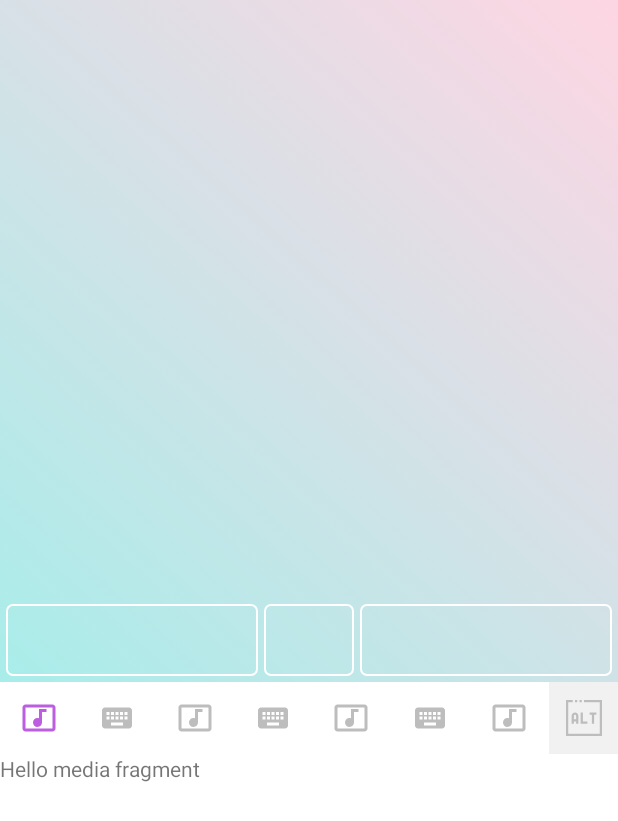
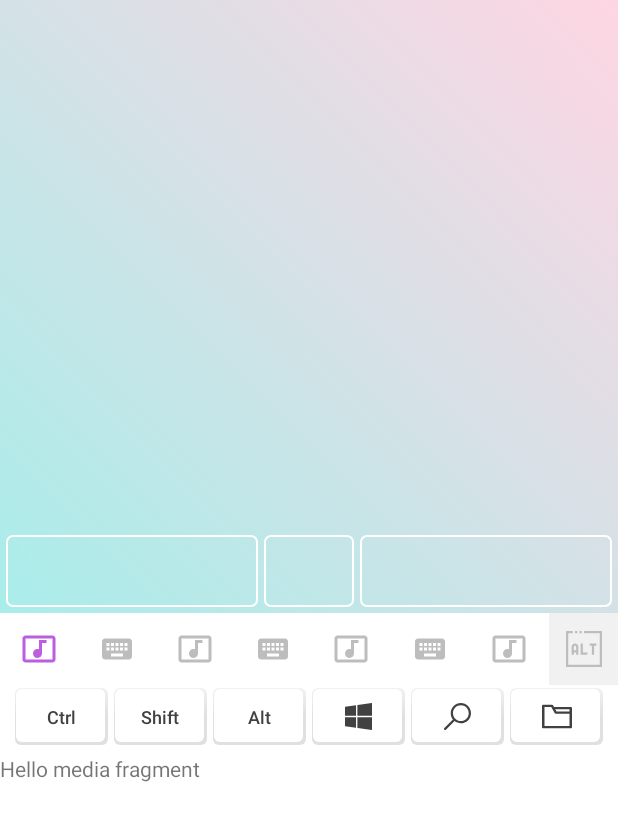
Before and after one commit to VladaMamutova/RemoteStick, an Android app: the ControlActivity screen opened directly, with no data from a screen before it, on a phone screen of 412 x 824 dp. Shown: the top 821 px of the screen. Run offline under Robolectric (Android 15) with nearby library versions, the phone set to English and light mode, and no system bars.

Commit message:
feat(client): send shortcut (special key + symbol)

```diff
--- a/RemoteStick/app/src/main/kotlin/ru/vladamamutova/remotestick/plugins/Plugin.kt
+++ b/RemoteStick/app/src/main/kotlin/ru/vladamamutova/remotestick/plugins/Plugin.kt
@@ -5,7 +5,7 @@ import ru.vladamamutova.remotestick.service.NetworkPacket
 import ru.vladamamutova.remotestick.service.PacketTypes
 
 
-abstract class Plugin(val owner: PluginMediator) {
+abstract class Plugin(protected val owner: PluginMediator) {
     abstract val type: PacketTypes
     fun createPacket(body: JsonObject) = NetworkPacket(type, body)
 }
--- a/RemoteStick/app/src/main/kotlin/ru/vladamamutova/remotestick/plugins/SpecialKey.kt
+++ b/RemoteStick/app/src/main/kotlin/ru/vladamamutova/remotestick/plugins/SpecialKey.kt
@@ -2,5 +2,9 @@ package ru.vladamamutova.remotestick.plugins
 
 enum class SpecialKey {
     BACKSPACE,
-    ENTER;
+    ENTER,
+    WIN,
+    CTRL,
+    SHIFT,
+    ALT;
 }
--- a/RemoteStick/app/src/main/kotlin/ru/vladamamutova/remotestick/ui/activities/ControlActivity.kt
+++ b/RemoteStick/app/src/main/kotlin/ru/vladamamutova/remotestick/ui/activities/ControlActivity.kt
@@ -5,6 +5,7 @@ import android.content.res.TypedArray
 import android.os.Build
 import android.os.Bundle
 import android.view.View
+import android.view.View.OnLongClickListener
 import android.view.inputmethod.InputMethodManager
 import android.widget.Button
 import android.widget.ImageButton
@@ -17,11 +18,12 @@ import com.google.android.material.tabs.TabLayout
 import com.google.android.material.tabs.TabLayout.OnTabSelectedListener
 import kotlinx.android.synthetic.main.activity_control.*
 import ru.vladamamutova.remotestick.R
-import ru.vladamamutova.remotestick.ui.fragments.SpecialKeyboardFragment
+import ru.vladamamutova.remotestick.plugins.SpecialKey
 import ru.vladamamutova.remotestick.service.RemoteStickClient
 import ru.vladamamutova.remotestick.ui.adapters.ViewPagerAdapter
 import ru.vladamamutova.remotestick.ui.fragments.KeyboardFragment
 import ru.vladamamutova.remotestick.ui.fragments.MediaFragment
+import ru.vladamamutova.remotestick.ui.fragments.SpecialKeyboardFragment
 import ru.vladamamutova.remotestick.utils.OnBackPressedListener
 import kotlin.concurrent.thread
 
@@ -29,6 +31,31 @@ import kotlin.concurrent.thread
 class ControlActivity : AppCompatActivity(), OnBackPressedListener {
     private var disconnectionToast: Toast? = null
     private var isKeyboardVisible: Boolean = false
+
+    private val longClickListener = OnLongClickListener {
+        when (it.id) {
+            R.id.ctrlButton -> {
+
+            }
+            R.id.shiftButton -> {
+
+            }
+            R.id.altButton -> {
+
+            }
+            R.id.winButton -> {
+
+            }
+            R.id.searchButton -> {
+
+            }
+            R.id.explorerButton -> {
+
+            }
+        }
+        (it as Button).isSelected = !it.isSelected
+        true
+    }
 
     override fun onCreate(savedInstanceState: Bundle?) {
         super.onCreate(savedInstanceState)
@@ -80,10 +107,7 @@ class ControlActivity : AppCompatActivity(), OnBackPressedListener {
         keyView.setOnBackPressedListener(this)
         keyView.setKeyboardListener(RemoteStickClient.myInstance.keyboardPlugin)
 
-        ctrlButton.setOnLongClickListener {
-            (it as Button).isSelected = !it.isSelected
-            return@setOnLongClickListener true
-        }
+        setSpecialKeysLongClickListener()
 
         thread {
             RemoteStickClient.myInstance.run()
@@ -96,6 +120,11 @@ class ControlActivity : AppCompatActivity(), OnBackPressedListener {
                         applicationContext, RemoteStickClient.myInstance.errorMessage,
                         Toast.LENGTH_SHORT
                     ).show()
+
+                    if (isKeyboardVisible) {
+                        toggleKeyboard()
+                    }
+
                     startActivity(Intent(applicationContext, MainActivity::class.java))
                     finish()
                 }
@@ -138,6 +167,15 @@ class ControlActivity : AppCompatActivity(), OnBackPressedListener {
                 )
             )
         }
+    }
+
+    private fun setSpecialKeysLongClickListener() {
+        ctrlButton.setOnLongClickListener(longClickListener)
+        shiftButton.setOnLongClickListener(longClickListener)
+        altButton.setOnLongClickListener(longClickListener)
+        winButton.setOnLongClickListener(longClickListener)
+        searchButton.setOnLongClickListener(longClickListener)
+        explorerButton.setOnLongClickListener(longClickListener)
     }
 
     /**
@@ -198,7 +236,7 @@ class ControlActivity : AppCompatActivity(), OnBackPressedListener {
     }
 
     fun onSpecialKeysButtonClick(view: View) {
-        if(specialKeysPanel.visibility == View.GONE) {
+        if (specialKeysPanel.visibility == View.GONE) {
             specialKeysPanel.visibility = View.VISIBLE
             (view as ImageButton).isSelected = true
         } else {
@@ -206,4 +244,27 @@ class ControlActivity : AppCompatActivity(), OnBackPressedListener {
             (view as ImageButton).isSelected = false
         }
     }
+
+    fun onSpecialKeyClick(view: View) {
+        when (view.id) {
+            R.id.ctrlButton -> {
+                RemoteStickClient.myInstance.keyboardPlugin.pressCtrl()
+            }
+            R.id.shiftButton -> {
+                RemoteStickClient.myInstance.keyboardPlugin.pressShift()
+            }
+            R.id.altButton -> {
+                RemoteStickClient.myInstance.keyboardPlugin.pressAlt()
+            }
+            R.id.winButton -> {
+                RemoteStickClient.myInstance.keyboardPlugin.pressWin()
+            }
+            R.id.searchButton -> {
+                RemoteStickClient.myInstance.keyboardPlugin.sendSearchBarKeys()
+            }
+            R.id.explorerButton -> {
+                RemoteStickClient.myInstance.keyboardPlugin.sendExplorerKeys()
+            }
+        }
+    }
 }
--- a/RemoteStick/app/src/main/kotlin/ru/vladamamutova/remotestick/ui/custom/KeyboardTextView.kt
+++ b/RemoteStick/app/src/main/kotlin/ru/vladamamutova/remotestick/ui/custom/KeyboardTextView.kt
@@ -36,13 +36,13 @@ class KeyboardTextView(context: Context?, attrs: AttributeSet?) :
     override fun onKeyDown(keyCode: Int, event: KeyEvent?): Boolean {
         if (event?.action == KeyEvent.ACTION_DOWN) {
             if (keyCode == KeyEvent.KEYCODE_ENTER) {
-                keyboardListener?.sendSpecialKeys(arrayOf(SpecialKey.ENTER))
+                keyboardListener?.sendSpecialKey(SpecialKey.ENTER)
                 text?.clear()
                 length = 0
                 return true // событие уже обработано
 
             } else if (keyCode == KeyEvent.KEYCODE_DEL) {
-                keyboardListener?.sendSpecialKeys(arrayOf(SpecialKey.BACKSPACE))
+                keyboardListener?.sendSpecialKey(SpecialKey.BACKSPACE)
             }
         }
 
--- a/RemoteStick/app/src/main/kotlin/ru/vladamamutova/remotestick/utils/KeyboardListener.kt
+++ b/RemoteStick/app/src/main/kotlin/ru/vladamamutova/remotestick/utils/KeyboardListener.kt
@@ -4,6 +4,7 @@ import ru.vladamamutova.remotestick.plugins.SpecialKey
 
 interface KeyboardListener {
     fun sendSymbol(symbol: Char)
+    fun sendSpecialKey(specialKey: SpecialKey)
     fun sendSpecialKeys(specialKeys: Array<SpecialKey>)
     fun sendKeys(specialKeys: Array<SpecialKey>, symbol: Char)
 }
--- /dev/null
+++ b/RemoteStick/app/src/main/res/drawable/ic_folder.xml
@@ -0,0 +1,4 @@
+<vector android:height="18dp" android:viewportHeight="512.002"
+    android:viewportWidth="512.002" android:width="20dp" xmlns:android="http://schemas.android.com/apk/res/android">
+    <path android:fillColor="#FF000000" android:pathData="M512.002,96.001c0,-11.782 -9.551,-21.333 -21.333,-21.333L205.185,74.668l-15.437,-30.874c-3.614,-7.227 -11.001,-11.793 -19.081,-11.793L21.333,32.001C9.551,32.001 0,41.552 0,53.334v405.333c0,11.782 9.551,21.333 21.333,21.333h469.333c11.782,0 21.333,-9.551 21.333,-21.333L511.999,181.377c0,-0.014 0.002,-0.028 0.002,-0.042L512.001,96.001zM469.335,117.334v42.667L247.854,160.001l-21.333,-42.667L469.335,117.334zM469.333,437.334L42.667,437.334L42.667,74.668h114.815l58.104,116.207c3.614,7.227 11.001,11.793 19.081,11.793h0.002h234.665L469.334,437.334z"/>
+</vector>
--- /dev/null
+++ b/RemoteStick/app/src/main/res/drawable/ic_search.xml
@@ -0,0 +1,4 @@
+<vector android:height="18dp" android:viewportHeight="512"
+    android:viewportWidth="512" android:width="18dp" xmlns:android="http://schemas.android.com/apk/res/android">
+    <path android:fillColor="#000000" android:pathData="M6.492,475.582l163.48,-163.48c-26.405,-32.888 -42.214,-74.647 -42.214,-120.102c-0,-106.033 85.967,-192 192,-192s192,85.967 192,192s-85.967,192 -192,192c-45.207,0 -86.759,-15.635 -119.563,-41.78l-163.532,163.532c-8.331,8.331 -21.839,8.331 -30.17,0C-1.84,497.42 -1.84,483.913 6.492,475.582zM469.09,192c-0,-82.469 -66.865,-149.333 -149.333,-149.333S170.423,109.531 170.423,192c-0,41.354 16.816,78.783 43.98,105.826c0.002,0.002 0.005,0.004 0.007,0.007c0.001,0.001 0.003,0.003 0.004,0.005c27.005,26.879 64.234,43.496 105.342,43.496C402.225,341.333 469.09,274.469 469.09,192z"/>
+</vector>
--- a/RemoteStick/app/src/main/res/layout/activity_control.xml
+++ b/RemoteStick/app/src/main/res/layout/activity_control.xml
@@ -114,40 +114,49 @@
                          android:layout_height="46dp"
                          android:stretchColumns="*"
                          android:paddingStart="@dimen/medium_intent"
-                         android:paddingEnd="@dimen/medium_intent"
-                         android:visibility="gone">
+                         android:paddingEnd="@dimen/medium_intent">
+                         <!--android:visibility="gone">-->
                 <TableRow>
-                    <Button android:id="@+id/shiftButton"
-                            style="@style/SpecialKeyButton"
-                            android:text="@string/shift"
-                            android:layout_column="0"/>
 
                     <Button android:id="@+id/ctrlButton"
                             style="@style/SpecialKeyButton"
                             android:text="@string/ctrl"
-                            android:layout_column="1"/>
+                            android:layout_column="0"
+                            android:onClick="onSpecialKeyClick"/>
+
+                    <Button android:id="@+id/shiftButton"
+                            style="@style/SpecialKeyButton"
+                            android:text="@string/shift"
+                            android:layout_column="1"
+                            android:onClick="onSpecialKeyClick"/>
 
                     <Button android:id="@+id/altButton"
                             style="@style/SpecialKeyButton"
                             android:text="@string/alt"
-                            android:layout_column="2"/>
+                            android:layout_column="2"
+                            android:onClick="onSpecialKeyClick"/>
 
                     <ImageButton android:id="@+id/winButton"
                                  style="@style/SpecialKeyButton"
                                  android:src="@drawable/ic_windows"
-                                 android:tint="@color/darkText"
                                  android:layout_column="3"
-                                 android:contentDescription="@string/win_button_description"/>
+                                 android:contentDescription="@string/win_button_description"
+                                 android:onClick="onSpecialKeyClick"/>
 
-                    <Button android:id="@+id/Button1"
-                            style="@style/SpecialKeyButton"
-                            android:text="@string/alt"
-                            android:layout_column="4"/>
+                    <ImageButton android:id="@+id/searchButton"
+                                 style="@style/SpecialKeyButton"
+                                 android:src="@drawable/ic_search"
+                                 android:layout_column="4"
+                                 android:contentDescription="@string/search_button_description"
+                                 android:onClick="onSpecialKeyClick"/>
 
-                    <Button android:id="@+id/Button2"
-                            style="@style/SpecialKeyButton"
-                            android:text="@string/alt"
-                            android:layout_column="5"/>
+                    <ImageButton android:id="@+id/explorerButton"
+                                 style="@style/SpecialKeyButton"
+                                 android:src="@drawable/ic_folder"
+                                 android:layout_column="5"
+                                 android:contentDescription="@string/explorer_button_description"
+                                 android:onClick="onSpecialKeyClick"/>
+
                 </TableRow>
             </TableLayout>
 
--- a/RemoteStick/app/src/main/res/values/strings.xml
+++ b/RemoteStick/app/src/main/res/values/strings.xml
@@ -14,4 +14,6 @@
 
     <string name="hello_blank_fragment">Hello blank fragment</string>
     <string name="hello_media_fragment">Hello media fragment</string>
+    <string name="search_button_description">search button</string>
+    <string name="explorer_button_description">explorer button</string>
 </resources>
--- a/RemoteStick/app/src/main/res/values/styles.xml
+++ b/RemoteStick/app/src/main/res/values/styles.xml
@@ -28,7 +28,8 @@
         <item name="android:layout_margin">2dp</item>
         <item name="android:padding">8dp</item>
         <item name="android:background">@drawable/special_key_background</item>
-        <item name="android:textColor">@color/special_key_text_color</item>
+        <item name="android:textColor">@color/special_key_color</item>
+        <item name="android:tint">@color/special_key_color</item>
         <item name="android:textStyle">normal</item>
         <item name="android:textSize">@dimen/small_text</item>
         <item name="textAllCaps">false</item>
--- a/RemoteStickServer/src/main/kotlin/plugins/SpecialKey.kt
+++ b/RemoteStickServer/src/main/kotlin/plugins/SpecialKey.kt
@@ -2,5 +2,9 @@ package main.kotlin.plugins
 
 enum class SpecialKey {
     BACKSPACE,
-    ENTER;
+    ENTER,
+    WIN,
+    CTRL,
+    SHIFT,
+    ALT;
 }
```
Also changed, not shown: RemoteStick/app/src/main/kotlin/ru/vladamamutova/remotestick/plugins/KeyboardPlugin.kt (+70 -2 lines), RemoteStick/app/src/main/res/color/special_key_color.xml (renamed from RemoteStick/app/src/main/res/color/special_key_text_color.xml), 5 other files.
